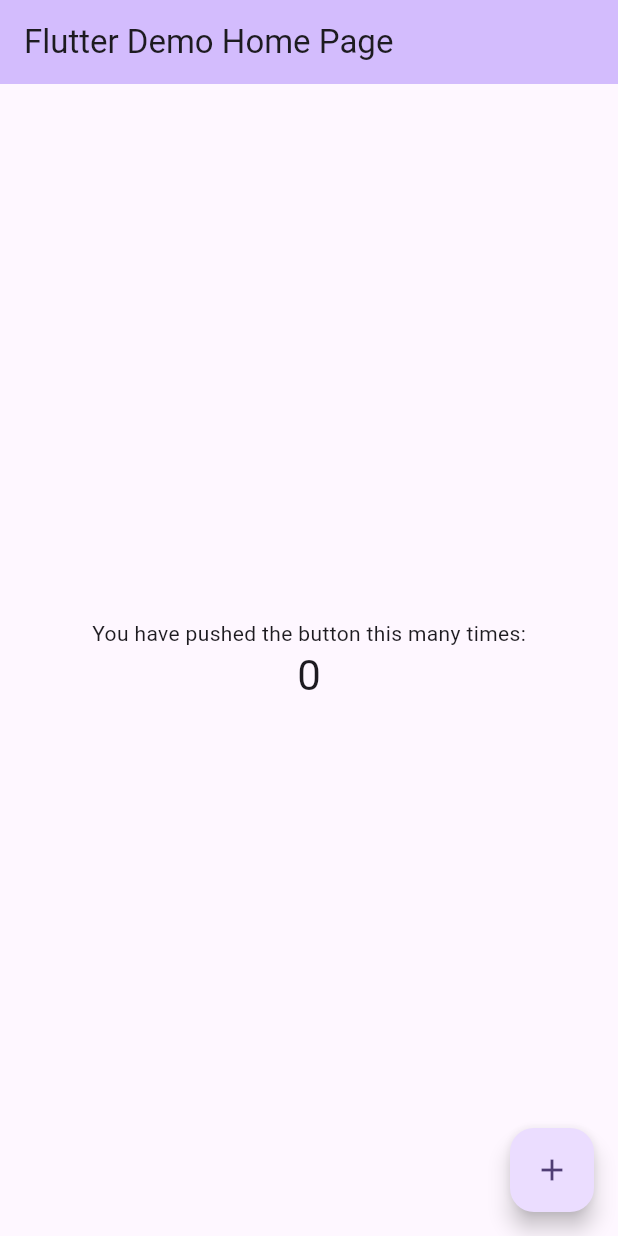
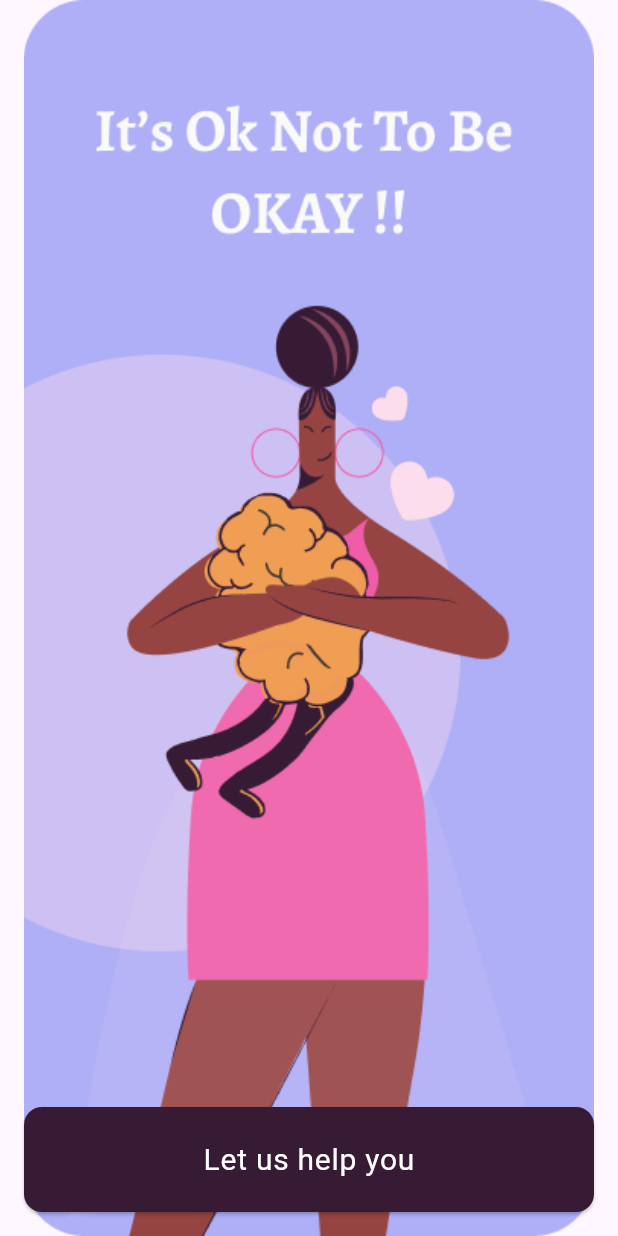
Before and after one commit to ritik6559/Mental-Health-Care-App-Flutter, a Flutter app: the screen it shows after launch, on a phone screen of 412 x 824 dp. Run offline on Flutter 3.47's test engine with Material 3 defaults, Android fonts, the light colour scheme and no system bars; our stand-ins replace google_fonts.

Commit message:
adding on boarding screen

```diff
--- /dev/null
+++ b/lib/core/theme.dart
@@ -0,0 +1,73 @@
+import 'package:flutter/material.dart';
+import 'package:google_fonts/google_fonts.dart';
+
+class FontSizes {
+  static const extraSmall = 14.0;
+  static const small = 16.0;
+  static const standard = 18.0;
+  static const large = 20.0;
+  static const extraLarge = 24.0;
+  static const doubleExtraLarge = 32.0;
+}
+
+class DefaultColors {
+  static const Color white = Color(0xFFFFFFFF);
+  static const Color pink = Color(0xFFEA2B83);
+  static const Color lightpink = Color(0xFFFCDDEC);
+  static const Color purple = Color(0xFF8E8FF8);
+  static const Color orange = Color(0xFFF18F3B);
+  static const Color lightteal = Color(0xFF58D5D4);
+
+  static Color task1 = Colors.pink[100]!;
+  static Color task2 = Colors.orange[100]!;
+  static Color task3 = Colors.green[100]!;
+}
+
+class AppTheme {
+  static ThemeData get lightTheme {
+    return ThemeData(
+      primaryColor: const Color(0xFFAEAFF7),
+      focusColor: const Color(0xFF371B34),
+      textTheme: TextTheme(
+        bodySmall: GoogleFonts.alegreyaSans(
+          fontSize: FontSizes.small,
+          color: Colors.white,
+        ),
+        bodyMedium: GoogleFonts.alegreyaSans(
+          fontSize: FontSizes.standard,
+          color: Colors.white,
+        ),
+        bodyLarge: GoogleFonts.alegreyaSans(
+          fontSize: FontSizes.large,
+          color: Colors.white,
+        ),
+        titleSmall: GoogleFonts.alegreyaSans(
+          fontSize: FontSizes.large,
+          color: Colors.black,
+        ),
+        titleMedium: GoogleFonts.alegreyaSans(
+          fontSize: FontSizes.extraLarge,
+          color: Colors.black,
+        ),
+        titleLarge: GoogleFonts.alegreyaSans(
+          fontSize: FontSizes.doubleExtraLarge,
+          color: Colors.black,
+          fontWeight: FontWeight.bold
+        ),
+        labelSmall: GoogleFonts.alegreyaSans(
+          fontSize: FontSizes.small,
+          color: Colors.black,
+        ),
+        labelMedium: GoogleFonts.alegreyaSans(
+          fontSize: FontSizes.extraLarge,
+          color: Colors.black,
+        ),
+        labelLarge: GoogleFonts.alegreyaSans(
+            fontSize: FontSizes.doubleExtraLarge,
+            color: Colors.black,
+            fontWeight: FontWeight.bold
+        ),
+      ),
+    );
+  }
+}
--- a/lib/main.dart
+++ b/lib/main.dart
@@ -1,4 +1,6 @@
 import 'package:flutter/material.dart';
+import 'package:mental_health_care_app/core/theme.dart';
+import 'package:mental_health_care_app/presentation/onboarding/on_boarding_screen.dart';
 
 void main() {
   runApp(const MyApp());
@@ -11,59 +13,8 @@
   Widget build(BuildContext context) {
     return MaterialApp(
       title: 'Flutter Demo',
-      theme: ThemeData(
-        colorScheme: ColorScheme.fromSeed(seedColor: Colors.deepPurple),
-        useMaterial3: true,
-      ),
-      home: const MyHomePage(title: 'Flutter Demo Home Page'),
+      theme: AppTheme.lightTheme,
+      home: const OnboardingScreen(),
     );
   }
 }
-
-class MyHomePage extends StatefulWidget {
-  const MyHomePage({super.key, required this.title});
-
-  final String title;
-
-  @override
-  State<MyHomePage> createState() => _MyHomePageState();
-}
-
-class _MyHomePageState extends State<MyHomePage> {
-  int _counter = 0;
-
-  void _incrementCounter() {
-    setState(() {
-      _counter++;
-    });
-  }
-
-  @override
-  Widget build(BuildContext context) {
-    return Scaffold(
-      appBar: AppBar(
-        backgroundColor: Theme.of(context).colorScheme.inversePrimary,
-        title: Text(widget.title),
-      ),
-      body: Center(
-        child: Column(
-          mainAxisAlignment: MainAxisAlignment.center,
-          children: <Widget>[
-            const Text(
-              'You have pushed the button this many times:',
-            ),
-            Text(
-              '$_counter',
-              style: Theme.of(context).textTheme.headlineMedium,
-            ),
-          ],
-        ),
-      ),
-      floatingActionButton: FloatingActionButton(
-        onPressed: _incrementCounter,
-        tooltip: 'Increment',
-        child: const Icon(Icons.add),
-      ),
-    );
-  }
-}
--- /dev/null
+++ b/lib/presentation/onboarding/on_boarding_screen.dart
@@ -0,0 +1,43 @@
+import 'package:flutter/material.dart';
+
+class OnboardingScreen extends StatelessWidget {
+  const OnboardingScreen({Key? key}) : super(key: key);
+
+  @override
+  Widget build(BuildContext context) {
+    return Scaffold(
+      body: Stack(
+        children: [
+          Positioned.fill(
+              child: Image.asset('assets/onboarding.png',fit: BoxFit.contain,),
+          ),
+          Align(
+            alignment: Alignment.bottomCenter,
+            child: Padding(
+              padding: const EdgeInsets.all(16.0),
+              child: SizedBox(
+                height: 70,
+                child: ElevatedButton(
+                    onPressed: (){
+
+                    },
+                  style: ElevatedButton.styleFrom(
+                    backgroundColor: Theme.of(context).focusColor,
+                    minimumSize: const Size(double.infinity, 50),
+                    shape: RoundedRectangleBorder(
+                      borderRadius: BorderRadius.circular(12)
+                    )
+                  ),
+                    child: Text(
+                        'Let us help you',
+                      style: Theme.of(context).textTheme.bodyLarge,
+                    ),
+                ),
+              ),
+            ),
+          )
+        ],
+      ),
+    );
+  }
+}
```
